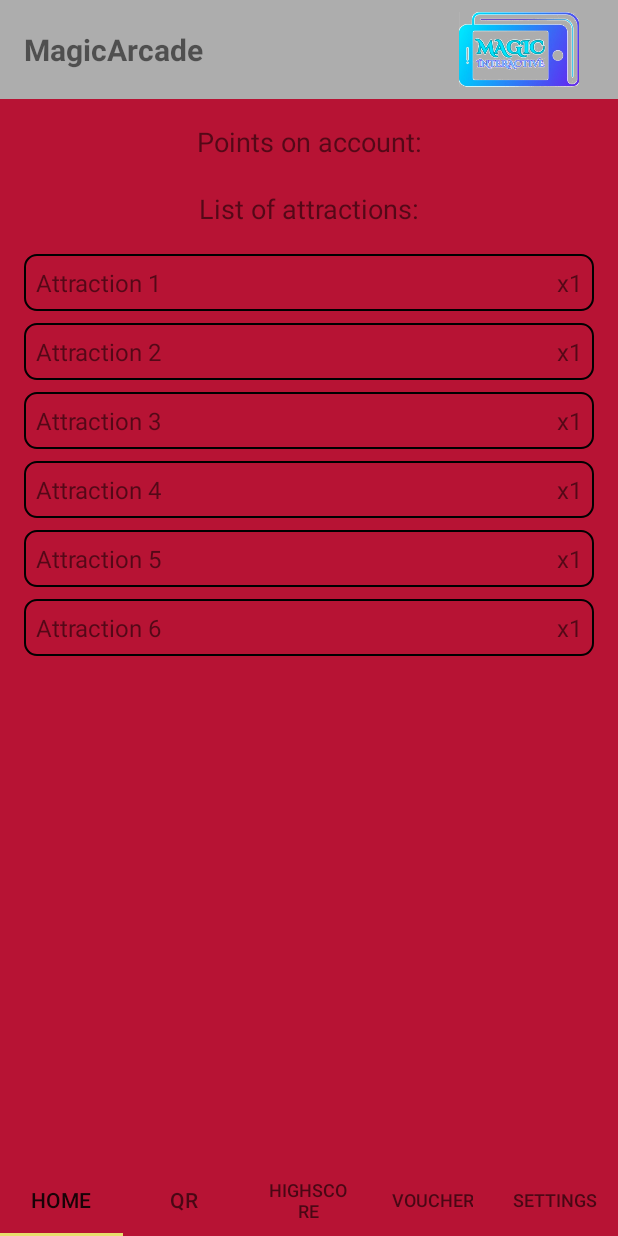
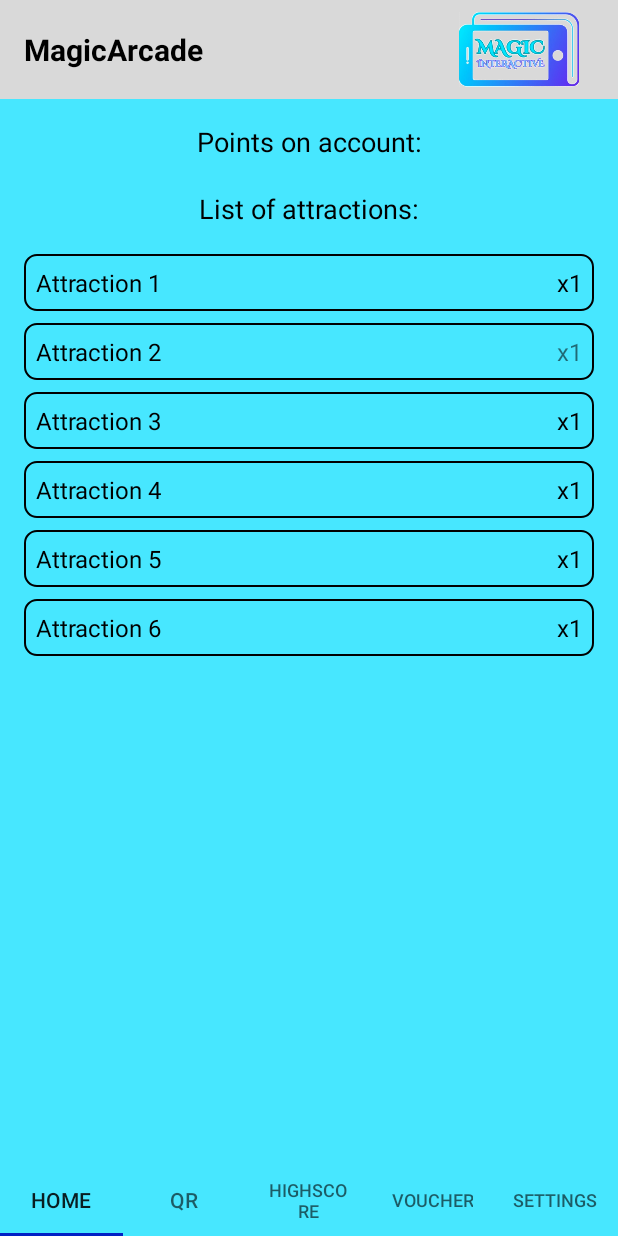
Before and after one commit to A2Essteling/Magic_arcade_app, an Android app: the HomeFragment screen opened directly, with no data from a screen before it, on a phone screen of 412 x 824 dp. Run offline under Robolectric (Android 15) with nearby library versions, the phone set to English and light mode, and no system bars; libraries missing offline, so code that uses them is left out: com.google.zxing.integration.

Commit message:
Added colors
Added colors to the theme of the app

```diff
--- a/app/src/main/res/layout/activity_login.xml
+++ b/app/src/main/res/layout/activity_login.xml
@@ -3,14 +3,14 @@
     xmlns:app="http://schemas.android.com/apk/res-auto"
     android:layout_width="match_parent"
     android:layout_height="match_parent"
-    android:background="@color/darkRed"
+    android:background="@color/lightBlue"
     android:padding="16dp">
 
     <androidx.constraintlayout.widget.ConstraintLayout
         android:id="@+id/topWidget"
         android:layout_width="match_parent"
         android:layout_height="wrap_content"
-        android:background="@color/darkBlue"
+        android:background="@color/lightGray"
         app:layout_constraintEnd_toEndOf="parent"
         app:layout_constraintHorizontal_bias="0.0"
         app:layout_constraintStart_toStartOf="parent"
@@ -97,7 +97,7 @@
         android:layout_height="wrap_content"
         android:text="@string/connect"
         android:layout_marginTop="30dp"
-        android:backgroundTint="@color/lightGray"
+        android:backgroundTint="@color/gray"
         android:textColor="@color/black"
         app:layout_constraintTop_toBottomOf="@id/editTextPhoneID"
         app:layout_constraintStart_toStartOf="parent"
--- a/app/src/main/res/layout/activity_main.xml
+++ b/app/src/main/res/layout/activity_main.xml
@@ -4,7 +4,7 @@
     xmlns:tools="http://schemas.android.com/tools"
     android:layout_width="match_parent"
     android:layout_height="match_parent"
-    android:background="@color/darkRed"
+    android:background="@color/lightBlue"
     tools:context=".MainActivity">
 
     <androidx.constraintlayout.widget.ConstraintLayout
@@ -23,6 +23,7 @@
             android:text="@string/app_name"
             android:textSize="20sp"
             android:textStyle="bold"
+            android:textColor="@color/black"
             app:layout_constraintStart_toStartOf="parent"
             app:layout_constraintTop_toTopOf="parent"
             app:layout_constraintBottom_toBottomOf="parent"
@@ -49,6 +50,7 @@
         android:id="@+id/viewPager"
         android:layout_width="0dp"
         android:layout_height="0dp"
+        android:textColor="@color/black"
         app:layout_constraintBottom_toTopOf="@id/tabLayout"
         app:layout_constraintEnd_toEndOf="parent"
         app:layout_constraintStart_toStartOf="parent"
@@ -58,6 +60,7 @@
         android:id="@+id/tabLayout"
         android:layout_width="0dp"
         android:layout_height="wrap_content"
+        android:textColor="@color/black"
         app:layout_constraintBottom_toBottomOf="parent"
         app:layout_constraintStart_toStartOf="parent"
         app:layout_constraintEnd_toEndOf="parent"/>
--- a/app/src/main/res/layout/fragment_connect.xml
+++ b/app/src/main/res/layout/fragment_connect.xml
@@ -10,6 +10,7 @@
         android:layout_width="wrap_content"
         android:layout_height="wrap_content"
         android:text="Settings Tab"
+        android:textColor="@color/black"
         app:layout_constraintBottom_toBottomOf="parent"
         app:layout_constraintEnd_toEndOf="parent"
         app:layout_constraintStart_toStartOf="parent"
--- a/app/src/main/res/layout/fragment_home.xml
+++ b/app/src/main/res/layout/fragment_home.xml
@@ -13,6 +13,7 @@
         android:layout_height="wrap_content"
         android:text="@string/points_on_account"
         android:textSize="18sp"
+        android:textColor="@color/black"
         app:layout_constraintEnd_toEndOf="parent"
         app:layout_constraintStart_toStartOf="parent"
         tools:layout_editor_absoluteY="102dp" />
@@ -24,6 +25,7 @@
         android:text="@string/list_of_attractions"
         android:textSize="18sp"
         android:layout_marginTop="20dp"
+        android:textColor="@color/black"
         app:layout_constraintTop_toBottomOf="@id/textViewPoints"
         app:layout_constraintStart_toStartOf="parent"
         app:layout_constraintEnd_toEndOf="parent"/>
@@ -46,6 +48,7 @@
             android:layout_marginTop="8dp"
             android:clickable="true"
             android:focusable="true"
+            android:textColor="@color/black"
             android:background="?attr/selectableItemBackground">
 
             <FrameLayout
@@ -59,7 +62,8 @@
                     android:layout_width="wrap_content"
                     android:layout_height="wrap_content"
                     android:text="@string/attraction_1"
-                    android:textSize="16sp" />
+                    android:textSize="16sp"
+                    android:textColor="@color/black"/>
 
                 <TextView
                     android:id="@+id/attraction1Multiplier"
@@ -67,7 +71,8 @@
                     android:layout_height="wrap_content"
                     android:layout_gravity="end"
                     android:text="@string/multiplier_x1"
-                    android:textSize="16sp" />
+                    android:textSize="16sp"
+                    android:textColor="@color/black"/>
 
             </FrameLayout>
 
@@ -86,13 +91,15 @@
                 android:layout_width="match_parent"
                 android:layout_height="wrap_content"
                 android:background="@drawable/attraction_outline"
-                android:padding="8dp">
+                android:padding="8dp"
+                android:textColor="@color/black">
 
                 <TextView
                     android:layout_width="wrap_content"
                     android:layout_height="wrap_content"
                     android:text="@string/attraction_2"
-                    android:textSize="16sp" />
+                    android:textSize="16sp"
+                    android:textColor="@color/black"/>
 
                 <TextView
                     android:id="@+id/attraction2Multiplier"
@@ -125,6 +132,7 @@
                     android:layout_width="wrap_content"
                     android:layout_height="wrap_content"
                     android:text="@string/attraction_3"
+                    android:textColor="@color/black"
                     android:textSize="16sp" />
 
                 <TextView
@@ -133,6 +141,7 @@
                     android:layout_height="wrap_content"
                     android:layout_gravity="end"
                     android:text="@string/multiplier_x1"
+                    android:textColor="@color/black"
                     android:textSize="16sp" />
 
             </FrameLayout>
@@ -158,7 +167,8 @@
                     android:layout_width="wrap_content"
                     android:layout_height="wrap_content"
                     android:text="@string/attraction_4"
-                    android:textSize="16sp" />
+                    android:textSize="16sp"
+                    android:textColor="@color/black"/>
 
                 <TextView
                     android:id="@+id/attraction4Multiplier"
@@ -166,7 +176,8 @@
                     android:layout_height="wrap_content"
                     android:layout_gravity="end"
                     android:text="@string/multiplier_x1"
-                    android:textSize="16sp" />
+                    android:textSize="16sp"
+                    android:textColor="@color/black"/>
 
             </FrameLayout>
 
@@ -191,7 +202,8 @@
                     android:layout_width="wrap_content"
                     android:layout_height="wrap_content"
                     android:text="@string/attraction_5"
-                    android:textSize="16sp" />
+                    android:textSize="16sp"
+                    android:textColor="@color/black"/>
 
                 <TextView
                     android:id="@+id/attraction5Multiplier"
@@ -199,7 +211,8 @@
                     android:layout_height="wrap_content"
                     android:layout_gravity="end"
                     android:text="@string/multiplier_x1"
-                    android:textSize="16sp" />
+                    android:textSize="16sp"
+                    android:textColor="@color/black"/>
 
             </FrameLayout>
 
@@ -224,7 +237,8 @@
                     android:layout_width="wrap_content"
                     android:layout_height="wrap_content"
                     android:text="@string/attraction_6"
-                    android:textSize="16sp" />
+                    android:textSize="16sp"
+                    android:textColor="@color/black"/>
 
                 <TextView
                     android:id="@+id/attraction6Multiplier"
@@ -232,7 +246,8 @@
                     android:layout_height="wrap_content"
                     android:layout_gravity="end"
                     android:text="@string/multiplier_x1"
-                    android:textSize="16sp" />
+                    android:textSize="16sp"
+                    android:textColor="@color/black"/>
 
             </FrameLayout>
 
--- a/app/src/main/res/layout/fragment_qr.xml
+++ b/app/src/main/res/layout/fragment_qr.xml
@@ -15,6 +15,7 @@
         android:layout_marginTop="340dp"
         android:layout_marginEnd="137dp"
         android:text="Scan QR code"
+        android:backgroundTint="@color/gray"
         app:layout_constraintEnd_toEndOf="parent"
         app:layout_constraintHorizontal_bias="0.0"
         app:layout_constraintStart_toStartOf="parent"
--- a/app/src/main/res/layout/item_score.xml
+++ b/app/src/main/res/layout/item_score.xml
@@ -10,11 +10,13 @@
         android:layout_width="0dp"
         android:layout_height="wrap_content"
         android:layout_weight="1"
-        android:text="Name" />
+        android:text="Name"
+        android:textColor="@color/black"/>
 
     <TextView
         android:id="@+id/scoreTextView"
         android:layout_width="wrap_content"
         android:layout_height="wrap_content"
-        android:text="Score" />
+        android:text="Score"
+        android:textColor="@color/black"/>
 </LinearLayout>
--- a/app/src/main/res/layout/item_voucher.xml
+++ b/app/src/main/res/layout/item_voucher.xml
@@ -3,7 +3,8 @@
     android:layout_width="match_parent"
     android:layout_height="wrap_content"
     android:orientation="horizontal"
-    android:padding="8dp">
+    android:padding="8dp"
+    android:background="@color/lightGray">
 
     <ImageView
         android:id="@+id/voucherImageView"
@@ -17,6 +18,7 @@
         android:layout_width="0dp"
         android:layout_height="wrap_content"
         android:layout_weight="1"
-        android:textSize="16sp" />
+        android:textSize="16sp"
+        android:textColor="@color/black"/>
 
 </LinearLayout>
--- a/app/src/main/res/values/colors.xml
+++ b/app/src/main/res/values/colors.xml
@@ -1,14 +1,16 @@
 <?xml version="1.0" encoding="utf-8"?>
 <resources>
-<!--    Default colors-->
+<!--    Default colors: -->
     <color name="black">#FF000000</color>
     <color name="white">#FFFFFFFF</color>
 
-<!--    Added colors:-->
-    <color name="darkRed">#B71334</color>
-    <color name="darkBlue">#456680</color>
-    <color name="yellow">#E6E06E</color>
-    <color name="lightGray">#ADADAD</color>
+<!--    Added colors: -->
+    <color name="lightBlue">#47E7FF</color>
+    <color name="lightGray">#D9D9D9</color>
+    <color name="darkBlue">#0221c4</color>
     <color name="gray">#828282</color>
 
+<!--    Unused colors: -->
+    <color name="darkRed">#B71334</color>
+
 </resources>
--- a/app/src/main/res/values/themes.xml
+++ b/app/src/main/res/values/themes.xml
@@ -2,11 +2,10 @@
     <!-- Base application theme. -->
     <style name="Base.Theme.MagicArcade" parent="Theme.AppCompat.DayNight.NoActionBar">
         <!-- Customize your light theme here. -->
-        <item name="colorPrimary">@color/darkRed</item>
-        <item name="colorSecondary">@color/darkBlue</item>
-        <item name="colorAccent">@color/yellow</item>
+        <item name="colorPrimary">@color/lightBlue</item>
+        <item name="colorSecondary">@color/lightGray</item>
+        <item name="colorAccent">@color/darkBlue</item>
         <item name="colorButtonNormal">@color/gray</item>
-        <item name="colorContainer">@color/lightGray</item>
     </style>
 
     <style name="Theme.MagicArcade" parent="Base.Theme.MagicArcade" />
```
Also changed, not shown: app/src/main/res/layout/fragment_voucher.xml (+10 -0 lines).
